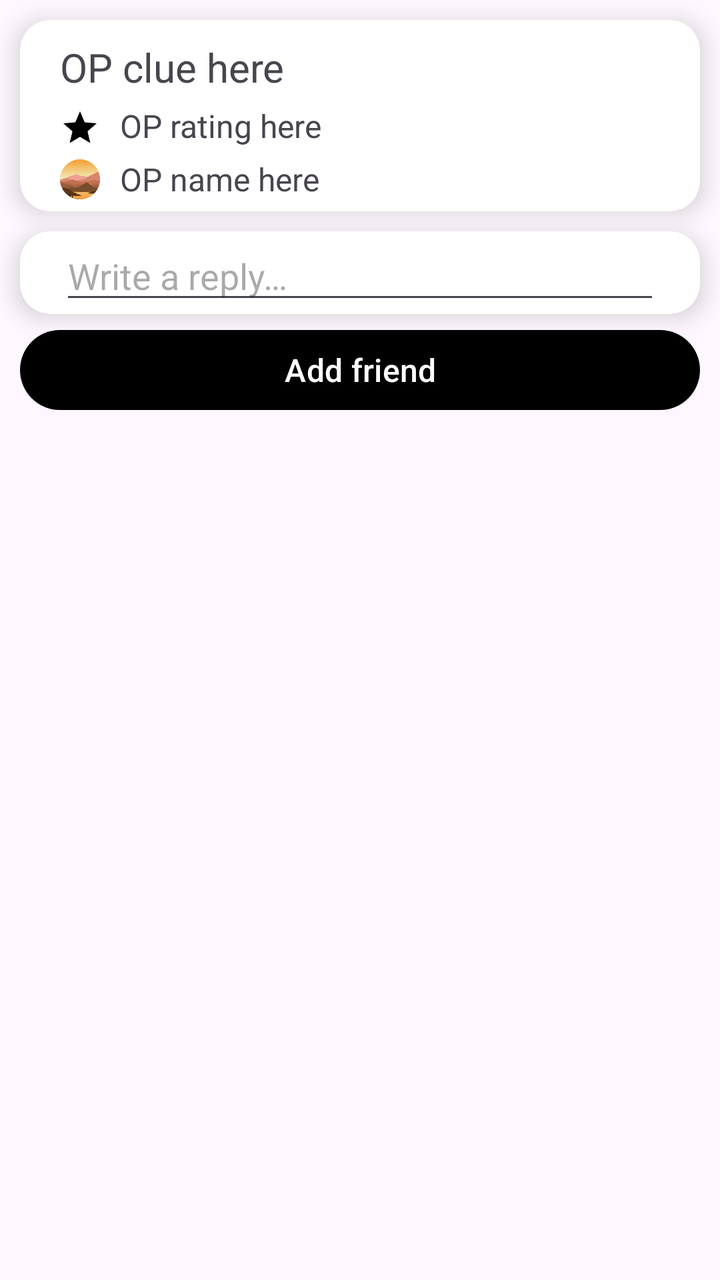
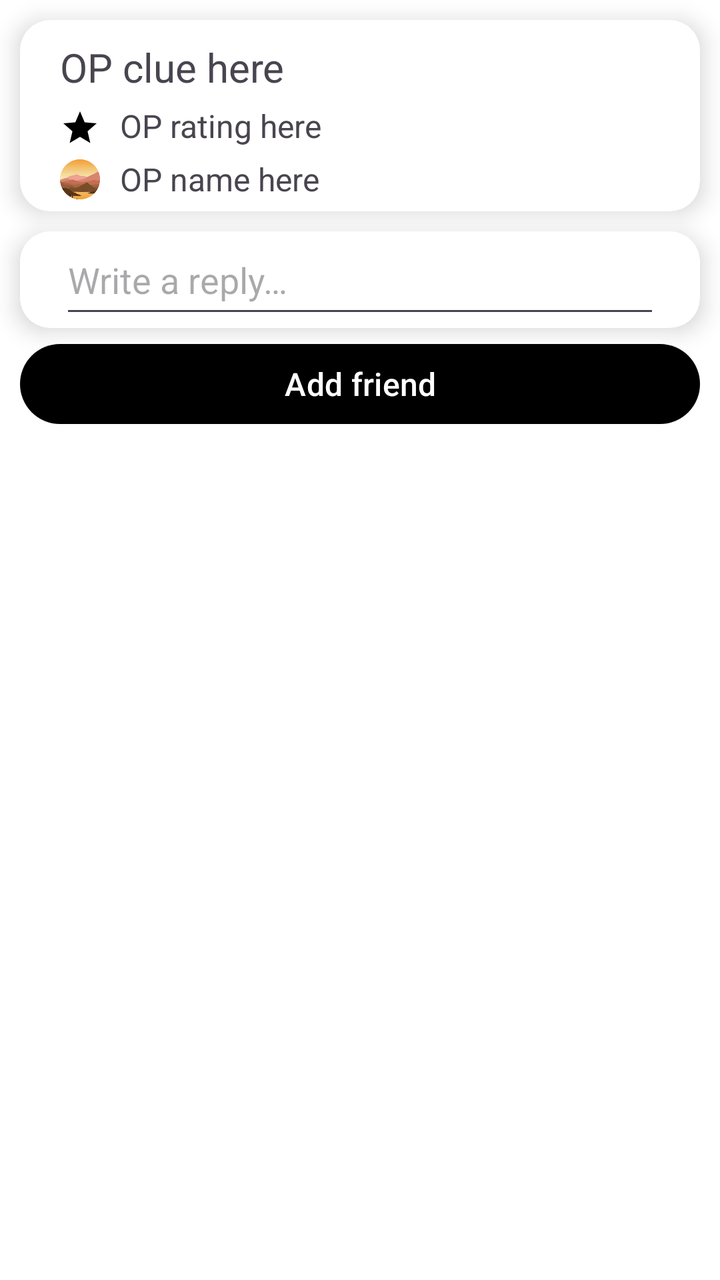

Before-and-after screenshots of an Android layout around one commit, followed by the original layout XML and the change that was made.
<!-- AndroidManifest.xml: application theme Theme.TheApp -->
<!-- res/layout/fragment_post.xml -->
<?xml version="1.0" encoding="utf-8"?>
<LinearLayout
    xmlns:android="http://schemas.android.com/apk/res/android"
    xmlns:app="http://schemas.android.com/apk/res-auto"
    xmlns:tools="http://schemas.android.com/tools"
    android:layout_width="match_parent"
    android:layout_height="wrap_content"
    android:orientation="vertical"
    tools:context=".PostFragment">

    <androidx.cardview.widget.CardView
        android:layout_width="match_parent"
        android:layout_height="wrap_content"
        app:cardCornerRadius="15dp"
        android:layout_margin="10dp"
        android:layout_marginBottom="4dp"
        app:cardElevation="7dp">

        <RelativeLayout
            android:layout_width="match_parent"
            android:layout_height="match_parent"
            android:orientation="vertical">

            <TextView
                android:id="@+id/originalPostClue"
                android:layout_width="match_parent"
                android:layout_height="wrap_content"
                android:textSize="20sp"
                android:text="@string/default_op_clue"
                android:layout_marginStart="20dp"
                android:layout_marginEnd="20dp"
                android:layout_marginTop="10dp"
                android:maxLines="1"/>

            <ImageView
                android:layout_width="20dp"
                android:layout_height="wrap_content"
                android:layout_below="@id/originalPostClue"
                android:layout_marginStart="20dp"
                android:layout_marginTop="5dp"
                android:src="@drawable/baseline_star_24"/>

            <TextView
                android:id="@+id/originalPostRating"
                android:layout_below="@id/originalPostClue"
                android:layout_width="match_parent"
                android:layout_height="wrap_content"
                android:textSize="16sp"
                android:text="@string/default_op_rating"
                android:layout_marginStart="50dp"
                android:layout_marginEnd="50dp"
                android:layout_marginTop="5dp"/>

            <ImageView
                android:layout_width="20dp"
                android:layout_height="32dp"
                android:layout_below="@id/originalPostRating"
                android:layout_marginStart="20dp"
                android:src="@drawable/ic_profile"/>

            <TextView
                android:id="@+id/originalPostOP"
                android:layout_below="@id/originalPostRating"
                android:layout_width="match_parent"
                android:layout_height="wrap_content"
                android:textSize="16sp"
                android:text="@string/default_op_name"
                android:layout_marginTop="5dp"
                android:layout_marginStart="50dp"
                android:layout_marginEnd="50dp"/>

        </RelativeLayout>

    </androidx.cardview.widget.CardView>

    <androidx.cardview.widget.CardView
        android:layout_width="match_parent"
        android:layout_height="wrap_content"
        app:cardCornerRadius="15dp"
        android:layout_marginTop="0dp"
        android:layout_marginBottom="4dp"
        android:layout_marginStart="10dp"
        android:layout_marginEnd="10dp"
        app:cardElevation="7dp">

        <EditText
            android:id="@+id/addReply"
            android:layout_width="match_parent"
            android:layout_height="wrap_content"
            android:layout_marginStart="20dp"
            android:layout_marginEnd="20dp"
            android:hint="@string/write_a_reply" />

    </androidx.cardview.widget.CardView>

    <Button
        android:id="@+id/addFriend"
        android:layout_width="match_parent"
        android:layout_height="wrap_content"
        android:layout_marginHorizontal="10dp"
        android:text="@string/add_friend"
        android:textSize="16sp"/>

    
    <androidx.recyclerview.widget.RecyclerView
        android:id="@+id/replyRecyclerView"
        android:layout_width="match_parent"
        android:layout_height="wrap_content"
        android:layout_marginTop="16dp"
        android:layout_marginStart="10dp"
        android:layout_marginEnd="10dp"/>

</LinearLayout>
<!-- resources referenced by this layout -->
<resources>
  <!-- drawable baseline_star_24 (drawable) -->
  <vector xmlns:android="http://schemas.android.com/apk/res/android" android:height="24dp" android:tint="#000000" android:viewportHeight="24" android:viewportWidth="24" android:width="24dp">
        
      <path android:fillColor="@android:color/white" android:pathData="M12,17.27L18.18,21l-1.64,-7.03L22,9.24l-7.19,-0.61L12,2 9.19,8.63 2,9.24l5.46,4.73L5.82,21z"/>
      
  </vector>
  <!-- drawable ic_profile (drawable) -->
  <?xml version="1.0" encoding="utf-8"?>
  <bitmap xmlns:android="http://schemas.android.com/apk/res/android"
      android:src="@drawable/cropped_circle_image"
      android:gravity="center">
  
  </bitmap>
  <string name="add_friend">Add friend</string>
  <string name="default_op_clue">OP clue here</string>
  <string name="default_op_name">OP name here</string>
  <string name="default_op_rating">OP rating here</string>
  <string name="write_a_reply">Write a reply…</string>
  <style name="Theme.TheApp" parent="Base.Theme.TheApp" />
  <!-- drawable cropped_circle_image: png bitmap (drawable, 21187 bytes) -->
  <style name="Base.Theme.TheApp" parent="Theme.Material3.DayNight.NoActionBar">
          
          
          <item name="colorPrimary">@color/primary</item>
          <item name="colorOnPrimary">@color/on_primary</item>
      </style>
  <color name="primary">#000000</color>
  <color name="on_primary">#FFFFFF</color>
</resources>

<!-- the commit's change to res/layout/fragment_post.xml (unified diff, before → after) -->
@@ -52,10 +52,12 @@
                 android:layout_marginTop="5dp"/>
 
             <ImageView
+                android:id="@+id/postPfp"
                 android:layout_width="20dp"
                 android:layout_height="32dp"
                 android:layout_below="@id/originalPostRating"
                 android:layout_marginStart="20dp"
+                android:layout_marginEnd="10dp"
                 android:src="@drawable/ic_profile"/>
 
             <TextView
@@ -65,9 +67,8 @@
                 android:layout_height="wrap_content"
                 android:textSize="16sp"
                 android:text="@string/default_op_name"
-                android:layout_marginTop="5dp"
-                android:layout_marginStart="50dp"
-                android:layout_marginEnd="50dp"/>
+                android:layout_toEndOf="@id/postPfp"
+                android:layout_marginTop="5dp"/>
 
         </RelativeLayout>
 
@@ -89,6 +90,8 @@
             android:layout_height="wrap_content"
             android:layout_marginStart="20dp"
             android:layout_marginEnd="20dp"
+            android:paddingTop="12dp"
+            android:paddingBottom="12dp"
             android:hint="@string/write_a_reply" />
 
     </androidx.cardview.widget.CardView>
<!-- resource entries referenced after the edit -->
@@ -23,9 +23,13 @@
   <style name="Base.Theme.TheApp" parent="Theme.Material3.DayNight.NoActionBar">
           
           
+          <item name="colorSurface">@color/nav_view</item>
+          <item name="colorOnBackground">@color/nav_view</item>
+          <item name="android:colorBackground">@color/nav_view</item>
           <item name="colorPrimary">@color/primary</item>
           <item name="colorOnPrimary">@color/on_primary</item>
       </style>
+  <color name="nav_view">#FFFFFF</color>
   <color name="primary">#000000</color>
   <color name="on_primary">#FFFFFF</color>
 </resources>
